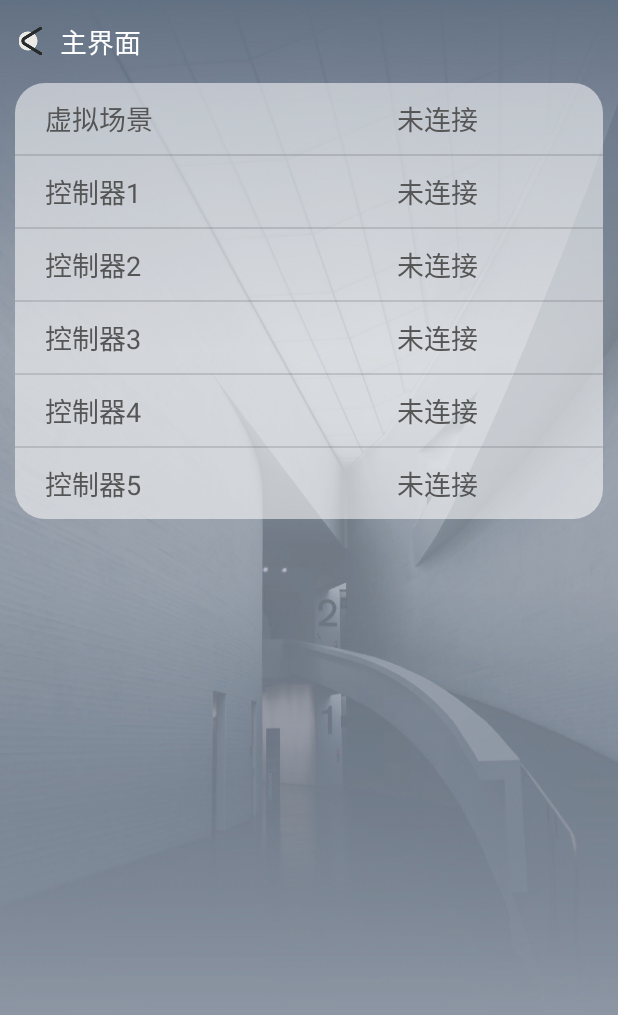
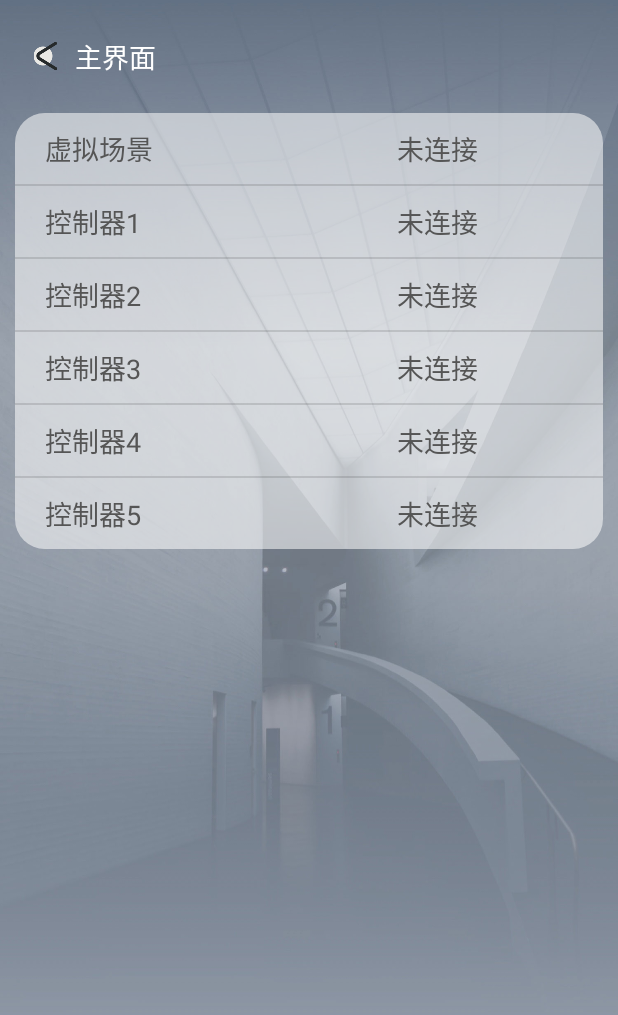
Before and after one commit to ayuanindex/SmartHomeVersion2, an Android app: the SettingActivity screen opened directly, with no data from a screen before it, on a phone screen of 412 x 824 dp. Shown: the top 1015 px of the screen. Run offline under Robolectric (Android 15) with nearby library versions, the phone set to English and light mode, and no system bars; libraries missing offline, so code that uses them is left out: io.netty.buffer, io.netty.channel.

Commit message:
修改了连接设置部分

```diff
--- a/app/src/main/java/com/realmax/smarthomeversion2/activity/SettingActivity.java
+++ b/app/src/main/java/com/realmax/smarthomeversion2/activity/SettingActivity.java
@@ -2,7 +2,6 @@ package com.realmax.smarthomeversion2.activity;
 
 import android.annotation.SuppressLint;
 import android.text.TextUtils;
-import android.util.Log;
 import android.view.View;
 import android.view.ViewGroup;
 import android.widget.AdapterView;
@@ -26,7 +25,6 @@ import com.realmax.smarthomeversion2.util.L;
 import com.realmax.smarthomeversion2.util.ValueUtil;
 
 import java.util.ArrayList;
-import java.util.FormatFlagsConversionMismatchException;
 
 import io.netty.channel.EventLoopGroup;
 
--- a/app/src/main/java/com/realmax/smarthomeversion2/bean/LinkBean.java
+++ b/app/src/main/java/com/realmax/smarthomeversion2/bean/LinkBean.java
@@ -2,7 +2,6 @@ package com.realmax.smarthomeversion2.bean;
 
 import com.realmax.smarthomeversion2.tcp.CustomerHandlerBase;
 import com.realmax.smarthomeversion2.tcp.NettyLinkUtil;
-import com.realmax.smarthomeversion2.util.CustomerThread;
 import com.realmax.smarthomeversion2.util.SpUtil;
 import com.realmax.smarthomeversion2.util.ValueUtil;
 
--- a/app/src/main/res/layout/activity_setting.xml
+++ b/app/src/main/res/layout/activity_setting.xml
@@ -9,7 +9,8 @@
         android:id="@+id/rl_back"
         android:layout_width="wrap_content"
         android:layout_height="wrap_content"
-        android:layout_margin="10dp">
+        android:layout_margin="20dp"
+        android:foreground="?attr/actionBarItemBackground">
 
         <ImageView
             android:id="@+id/iv_back"
```
